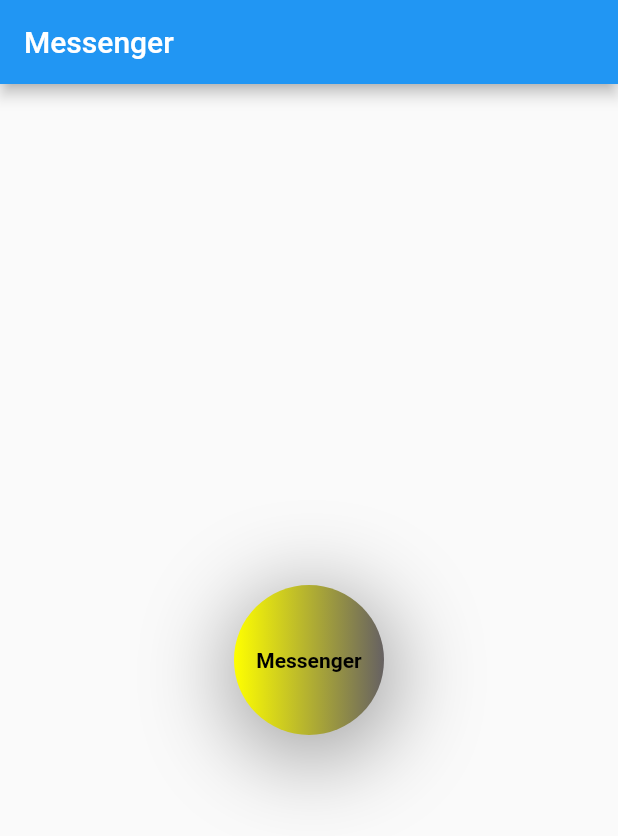
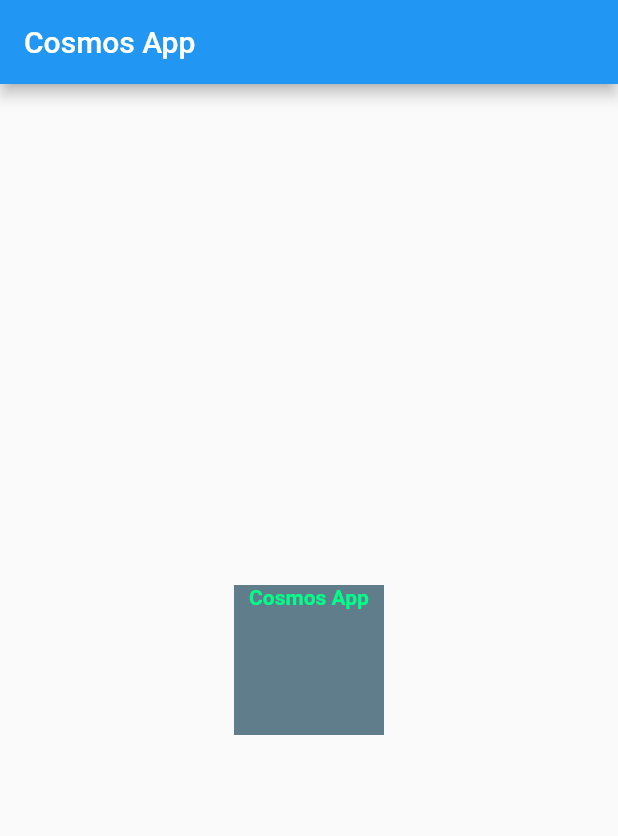
Before and after one commit to karkiayush/FlutterAppdev, a Flutter app: the screen it shows after launch, on a phone screen of 412 x 824 dp. Shown: the top 836 px of the screen. Run offline on Flutter 3.47's test engine with Material 2 defaults, Android fonts, the phone set to English and light mode, and no system bars.

Commit message:
practise of first chapter

```diff
--- a/lib/main.dart
+++ b/lib/main.dart
@@ -1,4 +1,4 @@
-import 'package:flutter/material.dart';
+/*import 'package:flutter/material.dart';
 
 // main is the driver program
 void main(List<String> args) {
@@ -45,3 +45,42 @@ class Homepage extends StatelessWidget {
     );
   }
 }
+*/
+
+import 'package:flutter/material.dart';
+
+void main(List<String> args) {
+  runApp(MaterialApp(
+    title: "Cosmos App",
+    home: Homepage(),
+  ));
+}
+
+class Homepage extends StatelessWidget {
+  @override
+  Widget build(BuildContext context) {
+    return Scaffold(
+      appBar: AppBar(
+        title: const Text("Cosmos App"),
+      ),
+      body: Center(
+        child: Container(
+          height: 100,
+          width: 100,
+          alignment: Alignment.topCenter,
+          decoration: BoxDecoration(
+            color: Colors.blueGrey,
+            shape: BoxShape.rectangle,
+          ),
+          child: const Text(
+            "Cosmos App",
+            style: TextStyle(
+              color: Color.fromARGB(255, 0, 255, 136),
+              fontWeight: FontWeight.w700,
+            ),
+          ),
+        ),
+      ),
+    );
+  }
+}
```
